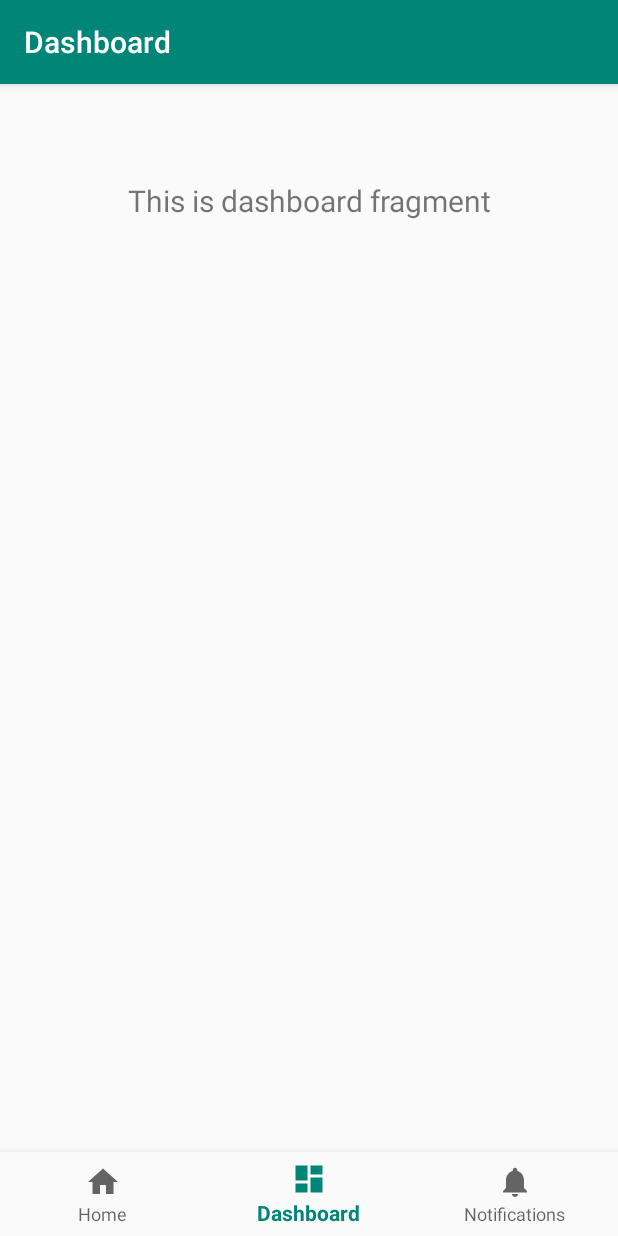
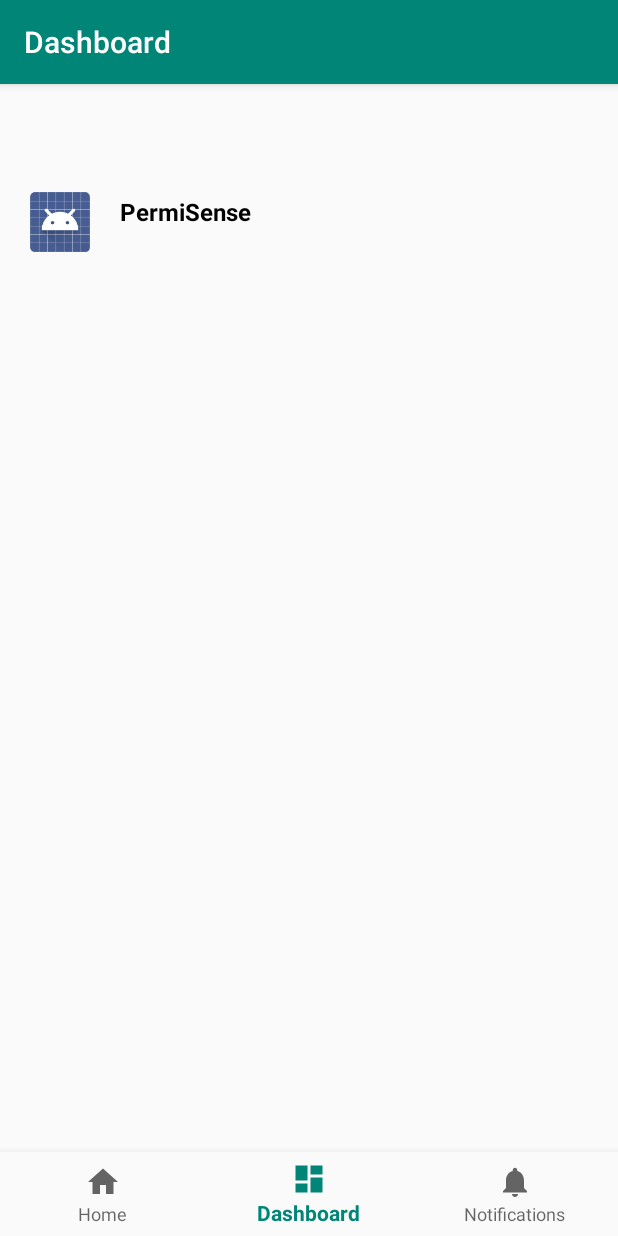
Before and after one commit to xhe23/PermiSense, an Android app: the DashboardFragment screen opened through its navigation route, on a phone screen of 412 x 824 dp. Run offline under Robolectric (Android 15) with nearby library versions, the phone set to English and light mode, and no system bars; our stand-ins replace navigation-ui.

Commit message:
new contexts page

```diff
--- /dev/null
+++ b/app/src/main/java/com/installedapps/com/installedapps/ContextAdapter.java
@@ -0,0 +1,77 @@
+package com.installedapps.com.installedapps;
+
+import android.content.Context;
+import android.content.Intent;
+import android.os.Bundle;
+import android.view.LayoutInflater;
+import android.view.View;
+import android.view.ViewGroup;
+import android.widget.ImageView;
+import android.widget.TextView;
+
+import java.util.ArrayList;
+import java.util.List;
+
+import androidx.annotation.NonNull;
+import androidx.recyclerview.widget.RecyclerView;
+
+public class ContextAdapter extends RecyclerView.Adapter<ContextAdapter.MyViewHolder>{
+    private List<ContextModel> arrayList;
+    private Context context;
+
+    // Provide a suitable constructor (depends on the kind of dataset)
+    public ContextAdapter( List<ContextModel> myDataset) {
+        arrayList = myDataset;
+    }
+
+    @NonNull
+    @Override
+    public ContextAdapter.MyViewHolder onCreateViewHolder(@NonNull ViewGroup parent, int i) {
+        // create a new view
+        View v =  LayoutInflater.from(parent.getContext())
+                .inflate(R.layout.custom_view, parent, false);
+        MyViewHolder vh = new MyViewHolder(v);
+        return vh;
+    }
+
+    @Override
+    public void onBindViewHolder(@NonNull MyViewHolder holder, int position) {
+        holder.mAppName.setText(arrayList.get(position).getApp().getName());
+        holder.mImageView.setImageDrawable(arrayList.get(position).getApp().getIcon());
+
+        holder.itemView.setTag(arrayList.get(position));
+        holder.itemView.setOnClickListener(mOnClickListener);
+    }
+
+    @Override
+    public int getItemCount() {
+        return arrayList.size();
+    }
+
+    // Provide a reference to the views for each data item
+    // Complex data items may need more than one view per item, and
+    // you provide access to all the views for a data item in a view holder
+    public static class MyViewHolder extends RecyclerView.ViewHolder {
+        // each data item is just a string in this case
+        public TextView mAppName;
+        public ImageView mImageView;
+        public MyViewHolder(View v) {
+            super(v);
+            mAppName = v.findViewById(R.id.list_app_name);
+            mImageView = v.findViewById(R.id.app_icon);
+        }
+    }
+
+    private final View.OnClickListener mOnClickListener = new View.OnClickListener() {
+        @Override
+        public void onClick(View view) {
+            ContextModel item = (ContextModel) view.getTag();
+            Context context = view.getContext();
+            Intent intent = new Intent(context, AppDetailActivity.class);
+            intent.putExtra("app-name", item.getApp().getName());
+            intent.putExtra("package-name", item.getApp().getPackageName());
+
+            context.startActivity(intent);
+        }
+    };
+}
--- /dev/null
+++ b/app/src/main/java/com/installedapps/com/installedapps/ContextModel.java
@@ -0,0 +1,26 @@
+package com.installedapps.com.installedapps;
+
+import android.graphics.drawable.Drawable;
+
+import java.util.Date;
+
+public class ContextModel {
+    private AppModel App;
+    private GeoLocation Location;
+    private Date StartTime, EndTime;
+
+    public ContextModel(AppModel app, Date startTime, Date endTime, GeoLocation location) {
+        this.App = app;
+        this.Location = location;
+        this.StartTime = startTime;
+        this.EndTime = endTime;
+    }
+
+    public AppModel getApp() { return App; }
+
+    public GeoLocation getLocation() { return Location; }
+
+    public Date getStartTime() { return StartTime; }
+
+    public Date getEndTime() { return EndTime; }
+}
--- /dev/null
+++ b/app/src/main/java/com/installedapps/com/installedapps/GeoLocation.java
@@ -0,0 +1,19 @@
+package com.installedapps.com.installedapps;
+
+public class GeoLocation {
+    private Double Latitude;
+    private Double Longitude;
+
+    public GeoLocation(double latitude, double longitude) {
+        this.Latitude = latitude;
+        this.Longitude = longitude;
+    }
+
+    public double getLat() {
+        return Latitude;
+    }
+
+    public double getLong() {
+        return Longitude;
+    }
+}
--- a/app/src/main/java/com/installedapps/com/installedapps/dashboard/DashboardFragment.java
+++ b/app/src/main/java/com/installedapps/com/installedapps/dashboard/DashboardFragment.java
@@ -1,35 +1,90 @@
 package com.installedapps.com.installedapps.dashboard;
 
+import android.content.pm.ApplicationInfo;
+import android.content.pm.PackageInfo;
+import android.graphics.drawable.Drawable;
 import android.os.Bundle;
+import android.util.Log;
 import android.view.LayoutInflater;
 import android.view.View;
 import android.view.ViewGroup;
 import android.widget.TextView;
 
+import com.installedapps.com.installedapps.AppAdapter;
+import com.installedapps.com.installedapps.AppModel;
+import com.installedapps.com.installedapps.ContextAdapter;
+import com.installedapps.com.installedapps.ContextModel;
+import com.installedapps.com.installedapps.GeoLocation;
 import com.installedapps.com.installedapps.R;
+
+import java.util.ArrayList;
+import java.util.Date;
+import java.util.HashMap;
+import java.util.Iterator;
+import java.util.List;
 
 import androidx.annotation.NonNull;
 import androidx.annotation.Nullable;
 import androidx.fragment.app.Fragment;
 import androidx.lifecycle.Observer;
 import androidx.lifecycle.ViewModelProviders;
+import androidx.recyclerview.widget.LinearLayoutManager;
+import androidx.recyclerview.widget.RecyclerView;
 
 public class DashboardFragment extends Fragment {
 
-    private DashboardViewModel dashboardViewModel;
+    private RecyclerView mRecyclerView;
+    private RecyclerView.Adapter mAdapter;
+    private RecyclerView.LayoutManager mLayoutManager;
 
     public View onCreateView(@NonNull LayoutInflater inflater,
                              ViewGroup container, Bundle savedInstanceState) {
-        dashboardViewModel =
-                ViewModelProviders.of(this).get(DashboardViewModel.class);
         View root = inflater.inflate(R.layout.fragment_dashboard, container, false);
-        final TextView textView = root.findViewById(R.id.text_dashboard);
-        dashboardViewModel.getText().observe(this, new Observer<String>() {
-            @Override
-            public void onChanged(@Nullable String s) {
-                textView.setText(s);
-            }
-        });
+        mRecyclerView = (RecyclerView) root.findViewById(R.id.my_recycler_view);
+
+        mRecyclerView.setHasFixedSize(true);
+
+        // use a linear layout manager
+        mLayoutManager = new LinearLayoutManager(getContext());
+        mRecyclerView.setLayoutManager(mLayoutManager);
+
+        init();
         return root;
     }
+
+    private void init() {
+
+        List<ContextModel> arrayList = getInstalledApps();
+
+        // specify an adapter (see also next example)
+        mAdapter = new ContextAdapter(arrayList);
+        mRecyclerView.setAdapter(mAdapter);
+
+ /*       Bookmark_Adapter adapter = new Bookmark_Adapter(MainActivity.this,
+                arrayList);*/
+        // listView.setAdapter(adapter);// Set adapter
+    }
+
+    private List<ContextModel> getInstalledApps() {
+        List<ContextModel>  arrayList = new ArrayList<ContextModel>();
+        List<PackageInfo> packs = getContext().getPackageManager().getInstalledPackages(0);
+        String appName = "";
+        String packageName = "";
+        int count = 0;
+        for (int i = 0; i < packs.size(); i++) {
+            PackageInfo p = packs.get(i);
+            if (isSystemPackage(p) == false && count < 3) {
+                appName = p.applicationInfo.loadLabel(getContext().getPackageManager()).toString();
+                Drawable icon = p.applicationInfo.loadIcon(getContext().getPackageManager());
+                packageName = p.applicationInfo.packageName;
+                arrayList.add(new ContextModel(new AppModel(appName, icon, packageName), new Date(), new Date(), new GeoLocation(37.333289, -121.987896)));
+                count++;
+            }
+        }
+        return arrayList;
+    }
+
+    private boolean isSystemPackage(PackageInfo pkgInfo) {
+        return ((pkgInfo.applicationInfo.flags & ApplicationInfo.FLAG_SYSTEM) != 0) ? true : false;
+    }
 }
--- a/app/src/main/res/layout/fragment_dashboard.xml
+++ b/app/src/main/res/layout/fragment_dashboard.xml
@@ -4,16 +4,14 @@
     android:layout_width="match_parent"
     android:layout_height="match_parent">
 
-    <TextView
-        android:id="@+id/text_dashboard"
+    <androidx.recyclerview.widget.RecyclerView
+        android:id="@+id/my_recycler_view"
+        android:scrollbars="vertical"
         android:layout_width="match_parent"
-        android:layout_height="wrap_content"
-        android:layout_marginStart="8dp"
-        android:layout_marginTop="8dp"
-        android:layout_marginEnd="8dp"
-        android:textAlignment="center"
-        android:textSize="20sp"
-        app:layout_constraintEnd_toEndOf="parent"
-        app:layout_constraintStart_toStartOf="parent"
-        app:layout_constraintTop_toTopOf="parent" />
+        android:layout_height="match_parent"
+        app:layout_constraintBottom_toBottomOf="parent"
+        app:layout_constraintLeft_toLeftOf="parent"
+        app:layout_constraintRight_toRightOf="parent"
+        app:layout_constraintTop_toTopOf="parent"/>
+
 </androidx.constraintlayout.widget.ConstraintLayout>
```
